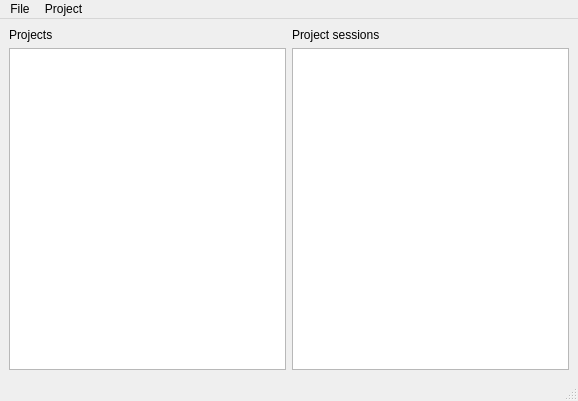
Before: the Qt Designer form GUI/main.ui in pietiep/Qt-with-Python, drawn with Qt 5.
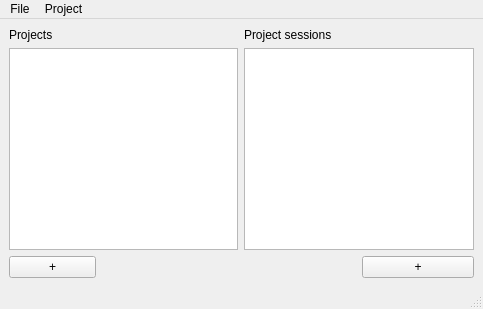
After: the same form once the commit is applied.

Commit message: PlusButton in main

Diff of the .ui file:
```diff
--- a/GUI/main.ui
+++ b/GUI/main.ui
@@ -6,8 +6,8 @@
    <rect>
     <x>0</x>
     <y>0</y>
-    <width>578</width>
-    <height>401</height>
+    <width>483</width>
+    <height>309</height>
    </rect>
   </property>
   <property name="windowTitle">
@@ -20,17 +20,15 @@
    <bool>true</bool>
   </property>
   <widget class="QWidget" name="centralwidget">
-   <layout class="QGridLayout" name="gridLayout_2">
-    <item row="0" column="0">
      <layout class="QGridLayout" name="gridLayout">
-      <item row="0" column="0">
+    <item row="0" column="0" colspan="2">
        <widget class="QLabel" name="label">
         <property name="text">
          <string>Projects</string>
         </property>
        </widget>
       </item>
-      <item row="0" column="1">
+    <item row="0" column="2">
        <widget class="QLabel" name="label_2">
         <property name="text">
          <string>Project sessions</string>
@@ -38,20 +36,62 @@
        </widget>
       </item>
       <item row="1" column="0" colspan="2">
-       <layout class="QHBoxLayout" name="horizontalLayout">
-        <item>
          <widget class="QListView" name="uiProjects">
           <property name="selectionRectVisible">
            <bool>true</bool>
           </property>
          </widget>
         </item>
-        <item>
+    <item row="1" column="2" colspan="2">
          <widget class="QListView" name="uiSessions"/>
         </item>
-       </layout>
-      </item>
-     </layout>
+    <item row="2" column="0">
+     <widget class="QPushButton" name="uiPlusBu">
+      <property name="maximumSize">
+       <size>
+        <width>100</width>
+        <height>100</height>
+       </size>
+      </property>
+      <property name="autoFillBackground">
+       <bool>false</bool>
+      </property>
+      <property name="text">
+       <string>+</string>
+      </property>
+      <property name="checkable">
+       <bool>false</bool>
+      </property>
+      <property name="autoDefault">
+       <bool>false</bool>
+      </property>
+      <property name="default">
+       <bool>false</bool>
+      </property>
+      <property name="flat">
+       <bool>false</bool>
+      </property>
+     </widget>
+    </item>
+    <item row="2" column="1" colspan="2">
+     <spacer name="horizontalSpacer">
+      <property name="orientation">
+       <enum>Qt::Horizontal</enum>
+      </property>
+      <property name="sizeHint" stdset="0">
+       <size>
+        <width>280</width>
+        <height>20</height>
+       </size>
+      </property>
+     </spacer>
+    </item>
+    <item row="2" column="3">
+     <widget class="QPushButton" name="uiPlusBu2">
+      <property name="text">
+       <string>+</string>
+      </property>
+     </widget>
     </item>
    </layout>
   </widget>
@@ -60,7 +100,7 @@
     <rect>
      <x>0</x>
      <y>0</y>
-     <width>578</width>
+     <width>483</width>
      <height>25</height>
     </rect>
    </property>
```
Lines whose indentation alone changed are shown as unchanged. The commit also changes 42 other files.
